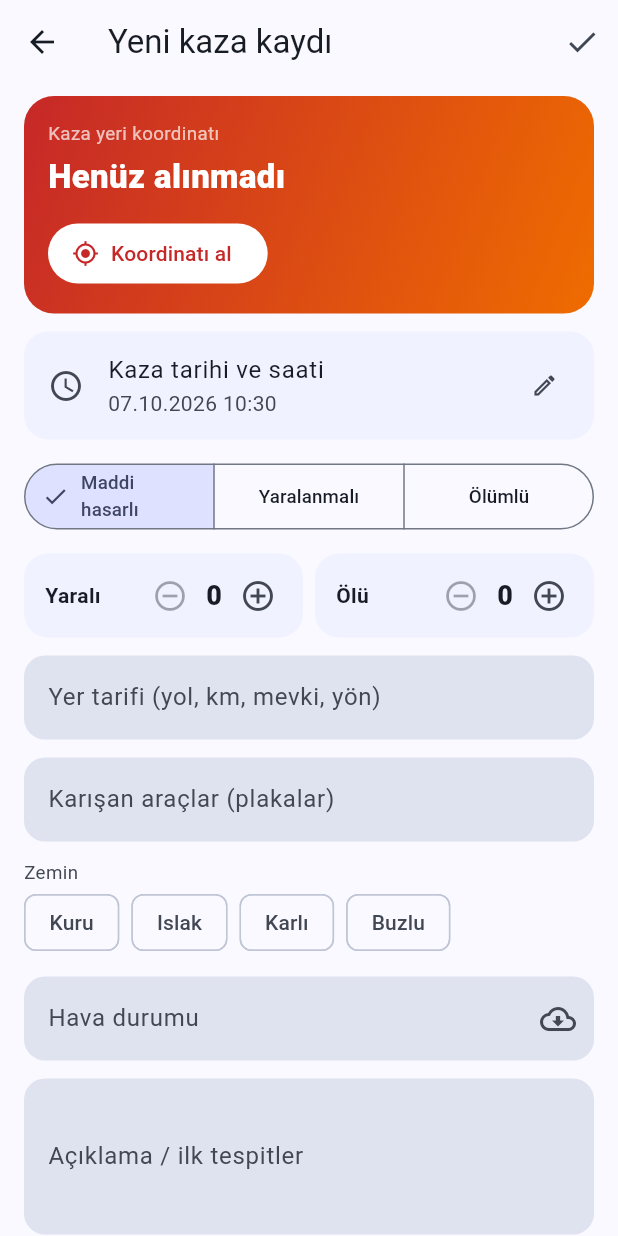
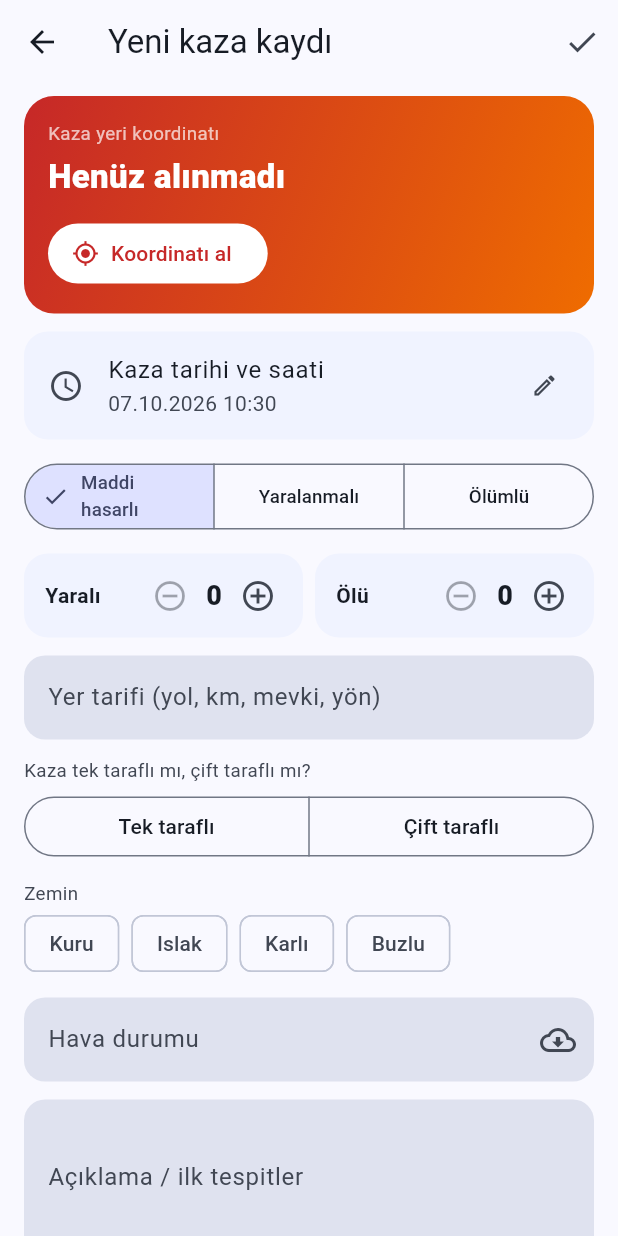
Before and after one commit to ysnbilici06/trafik_saha, a Flutter app: the KazaKaydiDuzenle screen opened directly, on a phone screen of 412 x 824 dp. Run offline on Flutter 3.47's test engine with Material 3 defaults, Android fonts, the phone set to English and light mode, and no system bars; our stand-ins replace geolocator, shared_preferences; accounts and stored records are empty; network calls fail.

Commit message:
Kaza kaydı: tek/çift taraflı seçimi ve buna göre plaka alanları
Co-Authored-By: Claude Opus 5.5 <noreply@anthropic.com>

```diff
--- a/lib/ekranlar/kaza_kaydi.dart
+++ b/lib/ekranlar/kaza_kaydi.dart
@@ -7,6 +7,21 @@ import 'ek_araclar.dart';
 import 'ortak.dart';
 
 const kazaTurleri = ['Maddi hasarlı', 'Yaralanmalı', 'Ölümlü'];
+const kazaTaraflari = ['Tek taraflı', 'Çift taraflı'];
+
+/// Kayıttaki plakalar; 'araclar' alanı virgülle ayrılmış tek metin olarak saklanır.
+List<String> kazaPlakalari(Map<String, dynamic> k) => [
+      for (final p in (k['araclar'] as String? ?? '').split(RegExp(r'[,;\n]')))
+        if (p.trim().isNotEmpty) p.trim(),
+    ];
+
+/// Kazanın tek mi çift taraflı mı olduğu; alan eklenmeden önceki kayıtlarda plaka sayısından çıkarılır.
+String? kazaTarafi(Map<String, dynamic> k) {
+  final t = k['taraf'] as String?;
+  if (t != null) return t;
+  final n = kazaPlakalari(k).length;
+  return n == 0 ? null : kazaTaraflari[n > 1 ? 1 : 0];
+}
 const _zeminler = ['Kuru', 'Islak', 'Karlı', 'Buzlu'];
 
 String _koordinat(Map<String, dynamic> k) => k['enlem'] == null
@@ -43,7 +58,10 @@ String kazaMetni(Map<String, dynamic> k) {
     b.writeln('Harita: https://www.google.com/maps/search/?api=1&query=${k['enlem']},${k['boylam']}');
   }
   if (alan('yer').isNotEmpty) b.writeln('Yer: ${alan('yer')}');
-  if (alan('araclar').isNotEmpty) b.writeln('Araçlar: ${alan('araclar')}');
+  final taraf = kazaTarafi(k);
+  if (taraf != null) b.writeln('Kaza şekli: $taraf');
+  if (alan('araclar').isNotEmpty) b.writeln('${taraf == kazaTaraflari.first ? 'Araç' : 'Araçlar'}: ${alan('araclar')}');
+  if (alan('olus').isNotEmpty) b.writeln('Oluş: ${alan('olus')}');
   final yarali = k['yarali'] as int? ?? 0;
   final olu = k['olu'] as int? ?? 0;
   if (yarali + olu > 0) b.writeln('Yaralı: $yarali · Ölü: $olu');
@@ -102,7 +120,7 @@ class KazaKayitlariEkrani extends StatelessWidget {
                             leading: RenkliIkon(Icons.car_crash, turRengi(k['tur'] as String)),
                             title: Text('${k['tur']} · ${tarihYaz(DateTime.parse(k['zaman'] as String), saat: true)}', style: const TextStyle(fontWeight: FontWeight.w700)),
                             subtitle: Text(
-                              [k['yer'], _koordinat(k), k['araclar']].where((e) => (e as String? ?? '').isNotEmpty).join('\n'),
+                              [k['yer'], _koordinat(k), [kazaTarafi(k), k['araclar']].where((e) => (e as String? ?? '').isNotEmpty).join(' · ')].where((e) => (e as String? ?? '').isNotEmpty).join('\n'),
                               maxLines: 3,
                               overflow: TextOverflow.ellipsis,
                             ),
@@ -147,7 +165,10 @@ class _KazaKaydiDuzenleState extends State<KazaKaydiDuzenle> {
     ...?widget.kayit,
   };
   late final _yer = TextEditingController(text: _k['yer'] as String? ?? '');
-  late final _araclar = TextEditingController(text: _k['araclar'] as String? ?? '');
+  late String? _taraf = kazaTarafi(_k);
+  late final _plaka1 = TextEditingController(text: kazaPlakalari(_k).firstOrNull ?? '');
+  late final _plaka2 = TextEditingController(text: kazaPlakalari(_k).skip(1).join(', '));
+  late final _olus = TextEditingController(text: _k['olus'] as String? ?? '');
   late final _hava = TextEditingController(text: _k['hava'] as String? ?? '');
   late final _aciklama = TextEditingController(text: _k['aciklama'] as String? ?? '');
   bool _konumAliniyor = false;
@@ -155,7 +176,7 @@ class _KazaKaydiDuzenleState extends State<KazaKaydiDuzenle> {
 
   @override
   void dispose() {
-    for (final c in [_yer, _araclar, _hava, _aciklama]) {
+    for (final c in [_yer, _plaka1, _plaka2, _olus, _hava, _aciklama]) {
       c.dispose();
     }
     super.dispose();
@@ -206,10 +227,18 @@ class _KazaKaydiDuzenleState extends State<KazaKaydiDuzenle> {
   }
 
   Future<void> _kaydet() async {
+    if (_taraf == null) {
+      bildir(context, 'Kazanın tek taraflı mı çift taraflı mı olduğunu seçin.');
+      return;
+    }
+    final cift = _taraf == kazaTaraflari.last;
     await Depo.i.kazaKaydet({
       ..._k,
       'yer': _yer.text.trim(),
-      'araclar': _araclar.text.trim().toUpperCase(),
+      'taraf': _taraf,
+      'araclar': [_plaka1.text, if (cift) _plaka2.text].map((p) => p.trim().toUpperCase()).where((p) => p.isNotEmpty).join(', '),
+      // Oluş şekli yalnızca tek taraflı kazada sorulur.
+      'olus': cift ? '' : _olus.text.trim(),
       'hava': _hava.text.trim(),
       'aciklama': _aciklama.text.trim(),
     });
@@ -336,11 +365,44 @@ class _KazaKaydiDuzenleState extends State<KazaKaydiDuzenle> {
           const SizedBox(height: 12),
           TextField(controller: _yer, decoration: const InputDecoration(labelText: 'Yer tarifi (yol, km, mevki, yön)')),
           const SizedBox(height: 12),
-          TextField(
-            controller: _araclar,
-            textCapitalization: TextCapitalization.characters,
-            decoration: const InputDecoration(labelText: 'Karışan araçlar (plakalar)'),
+          Text('Kaza tek taraflı mı, çift taraflı mı?', style: TextStyle(fontSize: 12.5, color: renk.onSurfaceVariant)),
+          const SizedBox(height: 4),
+          SizedBox(
+            width: double.infinity,
+            child: SegmentedButton<String>(
+              emptySelectionAllowed: true,
+              segments: [for (final t in kazaTaraflari) ButtonSegment(value: t, label: Text(t))],
+              selected: {?_taraf},
+              onSelectionChanged: (s) => setState(() => _taraf = s.firstOrNull ?? _taraf),
+            ),
           ),
+          if (_taraf == kazaTaraflari.first) ...[
+            const SizedBox(height: 12),
+            TextField(
+              controller: _plaka1,
+              textCapitalization: TextCapitalization.characters,
+              decoration: const InputDecoration(labelText: 'Araç plakası'),
+            ),
+            const SizedBox(height: 12),
+            TextField(
+              controller: _olus,
+              decoration: const InputDecoration(labelText: 'Oluş şekli (ör. devrilme, yoldan çıkma, bariyere çarpma)'),
+            ),
+          ],
+          if (_taraf == kazaTaraflari.last) ...[
+            const SizedBox(height: 12),
+            TextField(
+              controller: _plaka1,
+              textCapitalization: TextCapitalization.characters,
+              decoration: const InputDecoration(labelText: '1. araç plakası'),
+            ),
+            const SizedBox(height: 12),
+            TextField(
+              controller: _plaka2,
+              textCapitalization: TextCapitalization.characters,
+              decoration: const InputDecoration(labelText: '2. araç plakası'),
+            ),
+          ],
           const SizedBox(height: 12),
           Text('Zemin', style: TextStyle(fontSize: 12.5, color: renk.onSurfaceVariant)),
           Wrap(
```
Also changed, not shown: 1 other file.
